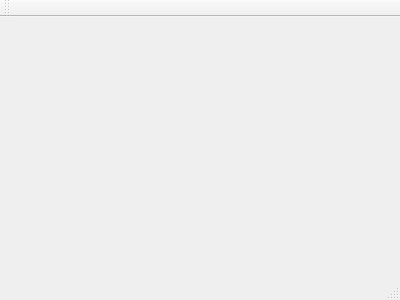
quido3/PersonalWidget, file basewindow.ui: the form before one commit.
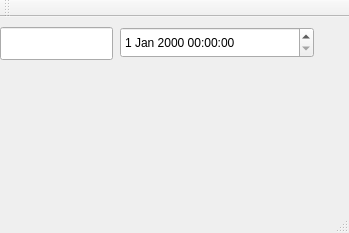
The form after the commit.

Commit message: Started UI design

```diff
--- a/basewindow.ui
+++ b/basewindow.ui
@@ -1,24 +1,60 @@
 <ui version="4.0">
  <class>BaseWindow</class>
- <widget class="QMainWindow" name="BaseWindow" >
-  <property name="geometry" >
+ <widget class="QMainWindow" name="BaseWindow">
+  <property name="geometry">
    <rect>
     <x>0</x>
     <y>0</y>
-    <width>400</width>
-    <height>300</height>
+    <width>349</width>
+    <height>233</height>
    </rect>
   </property>
   <property name="windowTitle" >
    <string>BaseWindow</string>
   </property>
-  <widget class="QMenuBar" name="menuBar" />
-  <widget class="QToolBar" name="mainToolBar" />
-  <widget class="QWidget" name="centralWidget" />
-  <widget class="QStatusBar" name="statusBar" />
+  <widget class="QWidget" name="centralWidget">
+   <widget class="QDateTimeEdit" name="dateTimeEdit">
+    <property name="geometry">
+     <rect>
+      <x>120</x>
+      <y>10</y>
+      <width>194</width>
+      <height>31</height>
+     </rect>
+    </property>
+   </widget>
+   <widget class="QLineEdit" name="lineEdit">
+    <property name="geometry">
+     <rect>
+      <x>0</x>
+      <y>10</y>
+      <width>113</width>
+      <height>33</height>
+     </rect>
+    </property>
+   </widget>
+  </widget>
+  <widget class="QMenuBar" name="menuBar">
+   <property name="geometry">
+    <rect>
+     <x>0</x>
+     <y>0</y>
+     <width>349</width>
+     <height>27</height>
+    </rect>
+   </property>
+  </widget>
+  <widget class="QToolBar" name="mainToolBar">
+   <attribute name="toolBarArea">
+    <enum>TopToolBarArea</enum>
+   </attribute>
+   <attribute name="toolBarBreak">
+    <bool>false</bool>
+   </attribute>
+  </widget>
+  <widget class="QStatusBar" name="statusBar"/>
  </widget>
- <layoutDefault spacing="6" margin="11" />
- <pixmapfunction></pixmapfunction>
+ <layoutdefault spacing="6" margin="11"/>
  <resources/>
  <connections/>
 </ui>
```
Left out of the diff: 3 changed lines with no effect on the pictures.
